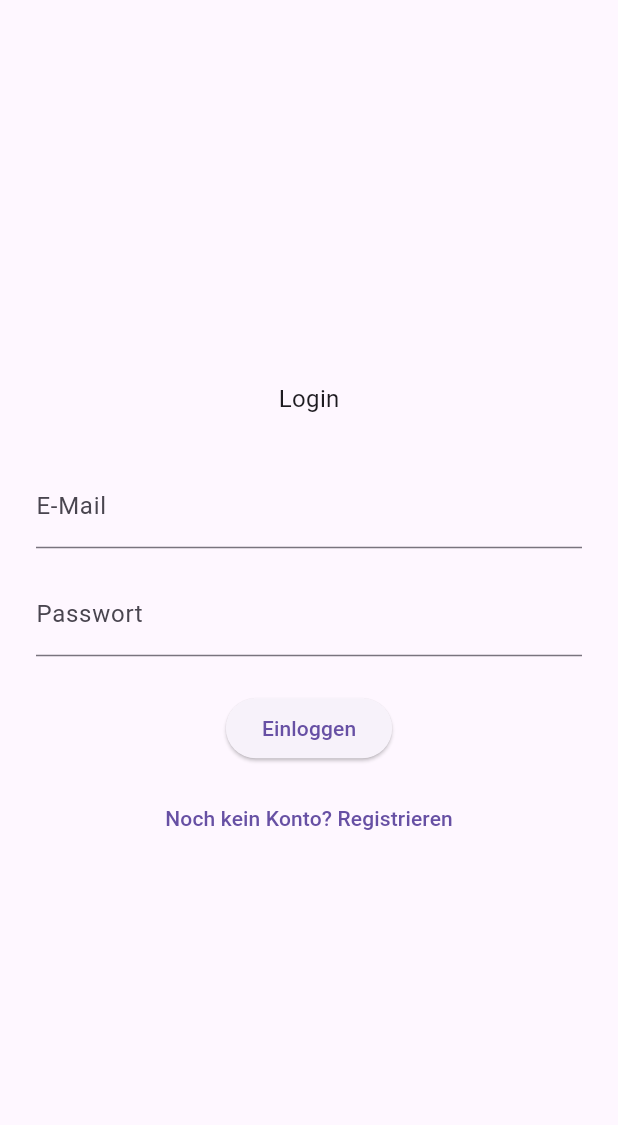
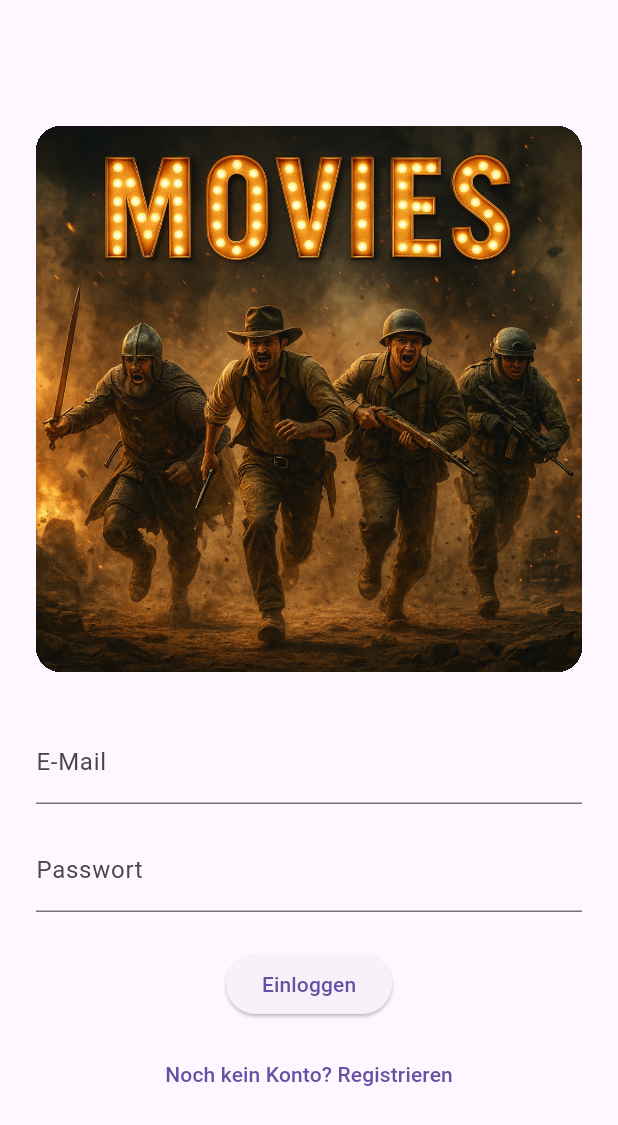
Before and after one commit to Manz2/movies, a Flutter app: the screen it shows after launch, on a phone screen of 412 x 824 dp. Shown: the top 1125 px of the screen. Run offline on Flutter 3.47's test engine with Material 3 defaults, Android fonts, the phone set to English and light mode, and no system bars; our stand-ins replace cached_network_image, firebase_auth, firebase_core, firebase_database, flutter_rating, logger and 2 more; missing offline and left inert: json_store; accounts and stored records are empty; generated files the repository leaves out were written again.

Commit message:
#14 feat: add loading indicator and login image to login view

```diff
--- a/lib/src/login/login_view.dart
+++ b/lib/src/login/login_view.dart
@@ -110,8 +110,17 @@ class LoginViewState extends State<LoginView> {
             key: _formKey,
             child: Column(
               children: [
-                Text("Login", style: TextStyle(fontSize: _fontSize)),
-                const SizedBox(height: 32),
+                Padding(
+                  padding: const EdgeInsets.only(bottom: 16.0),
+                  child: Container(
+                    decoration: BoxDecoration(
+                      borderRadius: BorderRadius.circular(16.0),
+                    ),
+                    clipBehavior: Clip.hardEdge,
+                    child: Image(image: AssetImage('assets/images/login.png')),
+                  ),
+                ),
+                const SizedBox(height: 16),
                 TextFormField(
                   decoration: const InputDecoration(labelText: 'E-Mail'),
                   keyboardType: TextInputType.emailAddress,
```
Also changed, not shown: lib/src/home/home_view.dart (+22 -7 lines), assets/images/login.png (added).
